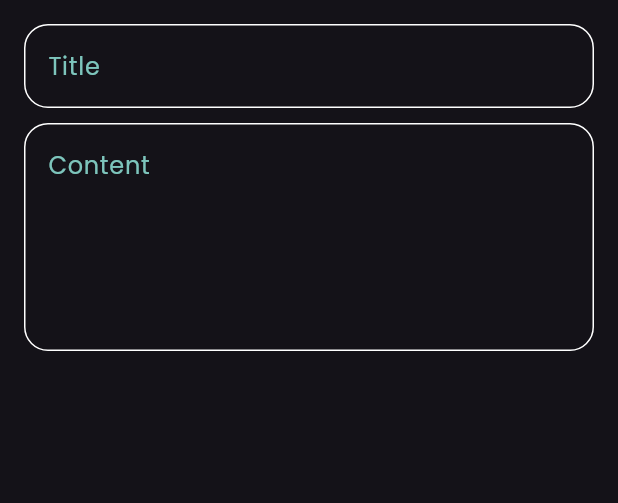
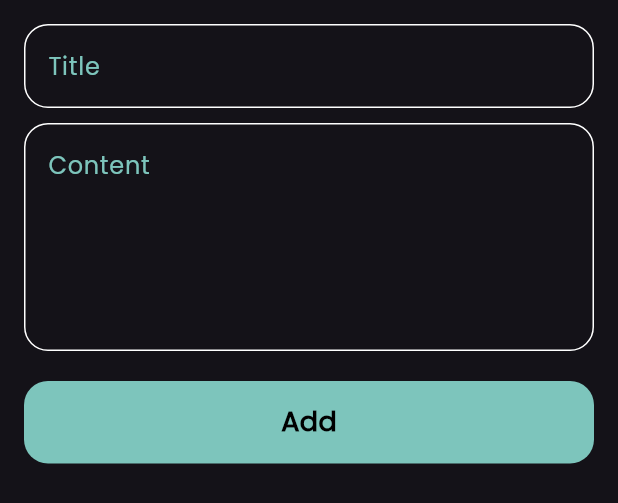
Before and after one commit to Muhanad-eng/app_notes, a Flutter app: the CusttomBottomSheet widget shown alone on an empty page, opened directly, on a phone screen of 412 x 824 dp. Shown: the top 503 px of the screen. Run offline on Flutter 3.47's test engine with Material 3 defaults, Android fonts, the phone set to English and light mode, and no system bars; our stand-ins replace font_awesome_flutter.

Commit message:
create custom button

```diff
--- a/lib/widgets/bottom_sheet.dart
+++ b/lib/widgets/bottom_sheet.dart
@@ -1,3 +1,4 @@
+import 'package:app_note/widgets/custom_button.dart';
 import 'package:app_note/widgets/custtom_text_field.dart';
 import 'package:flutter/material.dart';
 
@@ -6,24 +7,26 @@ class CusttomBottomSheet extends StatelessWidget {
 
   @override
   Widget build(BuildContext context) {
-    return Padding(
-      padding: const EdgeInsets.all(16.0),
+    return const Padding(
+      padding: EdgeInsets.all(16.0),
+      child: SingleChildScrollView(
         child: Column(
             children: [
-           const CusttomTextField(
+            CusttomTextField(
                 hintText: "Title",
               ),
-           const SizedBox(height:10),
-         const  CusttomTextField(
+            SizedBox(height:10),
+           CusttomTextField(
                 hintText: "Content",
                 maxLines: 5,
               ),
              SizedBox(height:20),
-            MaterialButton(onPressed: (){})
+             CustomButton(text: "Add")
 
             ],
 
         ),
+      ),
     );
   }
 }
--- /dev/null
+++ b/lib/widgets/custom_button.dart
@@ -0,0 +1,26 @@
+import 'package:app_note/costants/constants.dart';
+import 'package:flutter/material.dart';
+
+class CustomButton extends StatelessWidget {
+  const CustomButton({super.key, required this.text});
+  final String text;
+  @override
+  Widget build(BuildContext context) {
+    return Container(
+      decoration: BoxDecoration(
+        borderRadius: BorderRadius.circular(16),
+        color: kPrimaryColor,
+      ),
+      width: MediaQuery.of(context).size.width,
+      height: 55,
+
+      child: Center(
+        child: Text(
+          text,
+          style:const TextStyle(
+              color: Colors.black, fontSize: 18, fontWeight: FontWeight.bold),
+        ),
+      ),
+    );
+  }
+}
```
Lines whose indentation alone changed are shown as unchanged.
